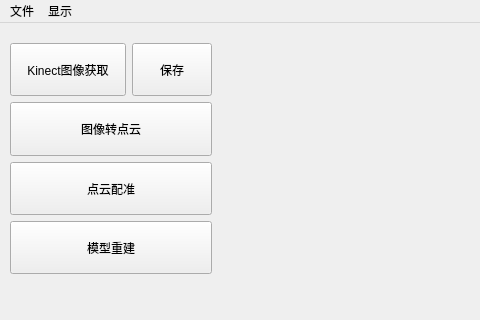
Before: the Qt Designer form QT_PCL_Project/forms/qt_viewer.ui in JarryRen/PCL_Project, drawn with Qt 5; both pictures show x 0 to 480 and y 0 to 320 of the 977 by 689 pixel window.
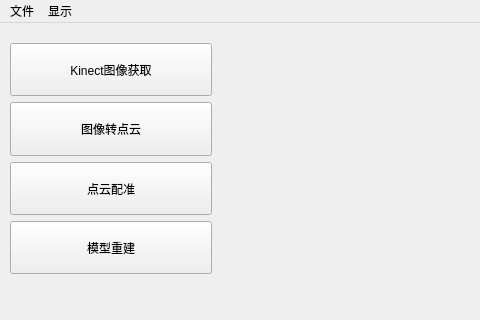
After: the same form once the commit is applied. Custom widgets are drawn as their Qt base class.

What changed in the file:
```diff
--- a/QT_PCL_Project/forms/qt_viewer.ui
+++ b/QT_PCL_Project/forms/qt_viewer.ui
@@ -84,12 +84,7 @@
       <number>0</number>
      </property>
      <item>
-      <layout class="QHBoxLayout" name="horizontalLayout">
-       <property name="spacing">
-        <number>6</number>
-       </property>
-       <item>
-        <widget class="QPushButton" name="pushButton_getImage">
+      <widget class="QPushButton" name="pushButton_getKinectData">
          <property name="sizePolicy">
           <sizepolicy hsizetype="Minimum" vsizetype="Minimum">
            <horstretch>0</horstretch>
@@ -100,21 +95,6 @@
           <string>Kinect图像获取</string>
          </property>
         </widget>
-       </item>
-       <item>
-        <widget class="QPushButton" name="pushButton_saveImage">
-         <property name="sizePolicy">
-          <sizepolicy hsizetype="Fixed" vsizetype="Minimum">
-           <horstretch>0</horstretch>
-           <verstretch>0</verstretch>
-          </sizepolicy>
-         </property>
-         <property name="text">
-          <string>保存</string>
-         </property>
-        </widget>
-       </item>
-      </layout>
      </item>
      <item>
       <widget class="QPushButton" name="pushButton_imageToPCD">
```
Lines whose indentation alone changed are shown as unchanged.
